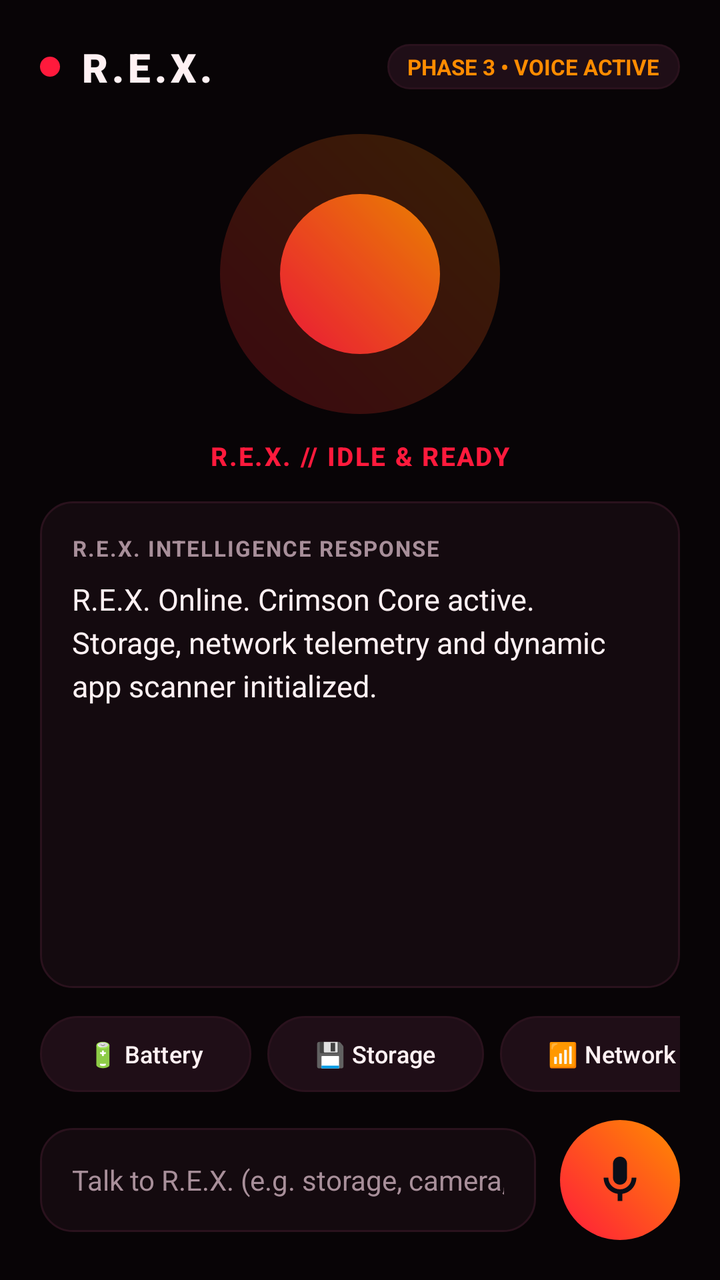
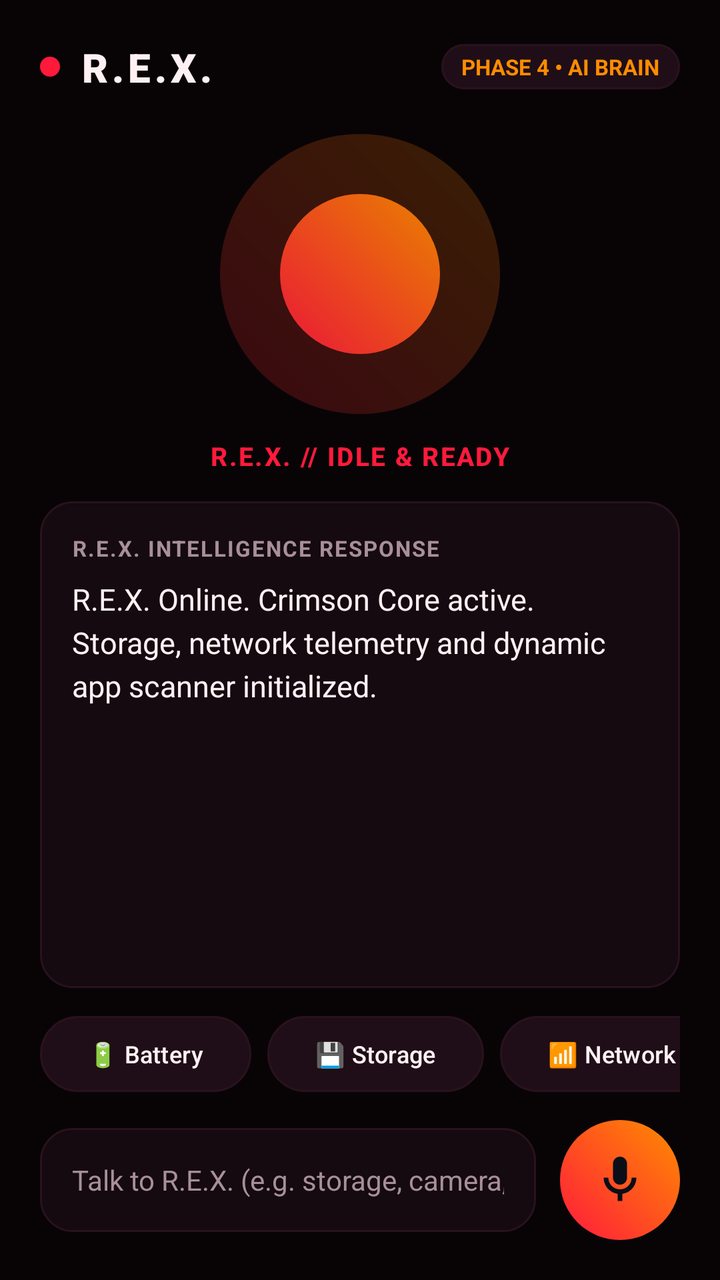

Screens rendered from an Android XML layout before and after an edit, with the pre-edit source and the edit as a unified diff.
<!-- AndroidManifest.xml: application theme Theme.PersonalAssistant -->
<!-- res/layout/activity_main.xml -->
<?xml version="1.0" encoding="utf-8"?>
<androidx.constraintlayout.widget.ConstraintLayout xmlns:android="http://schemas.android.com/apk/res/android"
    xmlns:app="http://schemas.android.com/apk/res-auto"
    xmlns:tools="http://schemas.android.com/tools"
    android:layout_width="match_parent"
    android:layout_height="match_parent"
    android:background="@color/bg_dark"
    android:padding="20dp">

    
    <LinearLayout
        android:id="@+id/headerLayout"
        android:layout_width="0dp"
        android:layout_height="wrap_content"
        android:gravity="center_vertical"
        android:orientation="horizontal"
        app:layout_constraintEnd_toEndOf="parent"
        app:layout_constraintStart_toStartOf="parent"
        app:layout_constraintTop_toTopOf="parent">

        <View
            android:id="@+id/statusIndicator"
            android:layout_width="10dp"
            android:layout_height="10dp"
            android:background="@drawable/chip_background"
            android:backgroundTint="@color/crimson_red" />

        <TextView
            android:id="@+id/tvAppTitle"
            android:layout_width="0dp"
            android:layout_height="wrap_content"
            android:layout_marginStart="10dp"
            android:layout_weight="1"
            android:fontFamily="sans-serif-black"
            android:letterSpacing="0.1"
            android:text="@string/app_name"
            android:textColor="@color/text_primary"
            android:textSize="20sp"
            android:textStyle="bold" />

        <TextView
            android:id="@+id/tvModeTag"
            android:layout_width="wrap_content"
            android:layout_height="wrap_content"
            android:background="@drawable/chip_background"
            android:paddingHorizontal="10dp"
            android:paddingVertical="4dp"
            android:text="PHASE 3 • VOICE ACTIVE"
            android:textColor="@color/ember_orange"
            android:textSize="11sp"
            android:textStyle="bold" />
    </LinearLayout>

    
    <FrameLayout
        android:id="@+id/orbContainer"
        android:layout_width="140dp"
        android:layout_height="140dp"
        android:layout_marginTop="20dp"
        app:layout_constraintEnd_toEndOf="parent"
        app:layout_constraintStart_toStartOf="parent"
        app:layout_constraintTop_toBottomOf="@id/headerLayout">

        
        <View
            android:id="@+id/orbOuterRing"
            android:layout_width="match_parent"
            android:layout_height="match_parent"
            android:background="@drawable/mic_button_background"
            android:alpha="0.2" />

        
        <View
            android:id="@+id/orbCore"
            android:layout_width="80dp"
            android:layout_height="80dp"
            android:layout_gravity="center"
            android:background="@drawable/mic_button_background"
            android:alpha="0.9" />
    </FrameLayout>

    <TextView
        android:id="@+id/tvStatus"
        android:layout_width="wrap_content"
        android:layout_height="wrap_content"
        android:layout_marginTop="12dp"
        android:fontFamily="sans-serif-medium"
        android:letterSpacing="0.06"
        android:text="@string/status_idle"
        android:textColor="@color/crimson_red"
        android:textSize="13sp"
        android:textStyle="bold"
        app:layout_constraintEnd_toEndOf="parent"
        app:layout_constraintStart_toStartOf="parent"
        app:layout_constraintTop_toBottomOf="@id/orbContainer" />

    
    <LinearLayout
        android:id="@+id/cardResponse"
        android:layout_width="0dp"
        android:layout_height="0dp"
        android:layout_marginVertical="14dp"
        android:background="@drawable/card_background"
        android:orientation="vertical"
        android:padding="16dp"
        app:layout_constraintBottom_toTopOf="@id/quickActionsScroll"
        app:layout_constraintEnd_toEndOf="parent"
        app:layout_constraintStart_toStartOf="parent"
        app:layout_constraintTop_toBottomOf="@id/tvStatus">

        <TextView
            android:layout_width="wrap_content"
            android:layout_height="wrap_content"
            android:letterSpacing="0.06"
            android:text="R.E.X. INTELLIGENCE RESPONSE"
            android:textColor="@color/text_secondary"
            android:textSize="11sp"
            android:textStyle="bold" />

        <ScrollView
            android:layout_width="match_parent"
            android:layout_height="match_parent"
            android:layout_marginTop="8dp">

            <TextView
                android:id="@+id/tvOutput"
                android:layout_width="match_parent"
                android:layout_height="wrap_content"
                android:lineSpacingExtra="4dp"
                android:text="R.E.X. Online. Crimson Core active. Storage, network telemetry and dynamic app scanner initialized."
                android:textColor="@color/text_primary"
                android:textSize="15sp" />
        </ScrollView>
    </LinearLayout>

    
    <HorizontalScrollView
        android:id="@+id/quickActionsScroll"
        android:layout_width="0dp"
        android:layout_height="wrap_content"
        android:layout_marginBottom="14dp"
        android:scrollbars="none"
        app:layout_constraintBottom_toTopOf="@id/inputBarLayout"
        app:layout_constraintEnd_toEndOf="parent"
        app:layout_constraintStart_toStartOf="parent">

        <LinearLayout
            android:layout_width="wrap_content"
            android:layout_height="wrap_content"
            android:orientation="horizontal">

            <Button
                android:id="@+id/btnBattery"
                style="@style/Widget.Material3.Button.TonalButton"
                android:layout_width="wrap_content"
                android:layout_height="38dp"
                android:layout_marginEnd="8dp"
                android:background="@drawable/chip_background"
                android:text="🔋 Battery"
                android:textColor="@color/text_primary"
                android:textSize="12sp"
                app:backgroundTint="@null" />

            <Button
                android:id="@+id/btnStorage"
                style="@style/Widget.Material3.Button.TonalButton"
                android:layout_width="wrap_content"
                android:layout_height="38dp"
                android:layout_marginEnd="8dp"
                android:background="@drawable/chip_background"
                android:text="💾 Storage"
                android:textColor="@color/text_primary"
                android:textSize="12sp"
                app:backgroundTint="@null" />

            <Button
                android:id="@+id/btnNetwork"
                style="@style/Widget.Material3.Button.TonalButton"
                android:layout_width="wrap_content"
                android:layout_height="38dp"
                android:layout_marginEnd="8dp"
                android:background="@drawable/chip_background"
                android:text="📶 Network"
                android:textColor="@color/text_primary"
                android:textSize="12sp"
                app:backgroundTint="@null" />

            <Button
                android:id="@+id/btnAppScan"
                style="@style/Widget.Material3.Button.TonalButton"
                android:layout_width="wrap_content"
                android:layout_height="38dp"
                android:layout_marginEnd="8dp"
                android:background="@drawable/chip_background"
                android:text="📱 Index Apps"
                android:textColor="@color/text_primary"
                android:textSize="12sp"
                app:backgroundTint="@null" />

            <Button
                android:id="@+id/btnWifi"
                style="@style/Widget.Material3.Button.TonalButton"
                android:layout_width="wrap_content"
                android:layout_height="38dp"
                android:layout_marginEnd="8dp"
                android:background="@drawable/chip_background"
                android:text="⚙️ Wi-Fi Panel"
                android:textColor="@color/text_primary"
                android:textSize="12sp"
                app:backgroundTint="@null" />

            <Button
                android:id="@+id/btnSafetyDemo"
                style="@style/Widget.Material3.Button.TonalButton"
                android:layout_width="wrap_content"
                android:layout_height="38dp"
                android:background="@drawable/chip_background"
                android:text="🛡️ Safety Test"
                android:textColor="@color/crimson_red"
                android:textSize="12sp"
                app:backgroundTint="@null" />
        </LinearLayout>
    </HorizontalScrollView>

    
    <LinearLayout
        android:id="@+id/inputBarLayout"
        android:layout_width="0dp"
        android:layout_height="wrap_content"
        android:gravity="center_vertical"
        android:orientation="horizontal"
        app:layout_constraintBottom_toBottomOf="parent"
        app:layout_constraintEnd_toEndOf="parent"
        app:layout_constraintStart_toStartOf="parent">

        
        <EditText
            android:id="@+id/etCommand"
            android:layout_width="0dp"
            android:layout_height="52dp"
            android:layout_marginEnd="12dp"
            android:layout_weight="1"
            android:background="@drawable/card_background"
            android:hint="Talk to R.E.X. (e.g. storage, camera, network)..."
            android:imeOptions="actionDone"
            android:inputType="text"
            android:paddingHorizontal="16dp"
            android:textColor="@color/text_primary"
            android:textColorHint="@color/text_secondary"
            android:textSize="14sp" />

        
        <ImageButton
            android:id="@+id/btnMic"
            android:layout_width="60dp"
            android:layout_height="60dp"
            android:background="@drawable/mic_button_background"
            android:contentDescription="@string/action_tap_to_speak"
            android:src="@drawable/ic_mic" />
    </LinearLayout>

</androidx.constraintlayout.widget.ConstraintLayout>
<!-- resources referenced by this layout -->
<resources>
  <color name="bg_dark">#080406</color>
  <color name="crimson_red">#FF1A3C</color>
  <color name="ember_orange">#FF8C00</color>
  <color name="text_primary">#FFF1F3</color>
  <color name="text_secondary">#A88F9A</color>
  <!-- drawable card_background (drawable) -->
  <?xml version="1.0" encoding="utf-8"?>
  <shape xmlns:android="http://schemas.android.com/apk/res/android"
      android:shape="rectangle">
      <solid android:color="@color/card_bg" />
      <corners android:radius="16dp" />
      <stroke
          android:width="1dp"
          android:color="@color/card_border" />
  </shape>
  <!-- drawable chip_background (drawable) -->
  <?xml version="1.0" encoding="utf-8"?>
  <ripple xmlns:android="http://schemas.android.com/apk/res/android"
      android:color="#4DFF1A3C">
      <item>
          <shape android:shape="rectangle">
              <solid android:color="@color/card_inner" />
              <corners android:radius="24dp" />
              <stroke
                  android:width="1dp"
                  android:color="@color/card_border" />
          </shape>
      </item>
  </ripple>
  <!-- drawable ic_mic (drawable) -->
  <?xml version="1.0" encoding="utf-8"?>
  <vector xmlns:android="http://schemas.android.com/apk/res/android"
      android:width="28dp"
      android:height="28dp"
      android:viewportWidth="24"
      android:viewportHeight="24">
      <path
          android:fillColor="#0A0E17"
          android:pathData="M12,14c1.66,0 3,-1.34 3,-3V5c0,-1.66 -1.34,-3 -3,-3S9,3.34 9,5v6c0,1.66 1.34,3 3,3z" />
      <path
          android:fillColor="#0A0E17"
          android:pathData="M17,11c0,2.76 -2.24,5 -5,5s-5,-2.24 -5,-5H5c0,3.53 2.61,6.43 6,6.92V21h2v-3.08c3.39,-0.49 6,-3.39 6,-6.92h-2z" />
  </vector>
  <!-- drawable mic_button_background (drawable) -->
  <?xml version="1.0" encoding="utf-8"?>
  <ripple xmlns:android="http://schemas.android.com/apk/res/android"
      android:color="#66FF1A3C">
      <item>
          <shape android:shape="oval">
              <gradient
                  android:angle="45"
                  android:startColor="@color/crimson_red"
                  android:endColor="@color/ember_orange"
                  android:type="linear" />
              <size
                  android:width="76dp"
                  android:height="76dp" />
          </shape>
      </item>
  </ripple>
  <string name="action_tap_to_speak">Tap to speak or type command to R.E.X.</string>
  <string name="app_name">R.E.X.</string>
  <string name="status_idle">R.E.X. // IDLE &amp; READY</string>
  <style name="Theme.PersonalAssistant" parent="Theme.Material3.Dark.NoActionBar">
          <item name="android:statusBarColor">@color/bg_dark</item>
          <item name="android:navigationBarColor">@color/bg_dark</item>
          <item name="android:windowBackground">@color/bg_dark</item>
          <item name="colorPrimary">@color/crimson_red</item>
          <item name="colorSecondary">@color/ember_orange</item>
          <item name="colorSurface">@color/card_bg</item>
          <item name="colorOnSurface">@color/text_primary</item>
      </style>
  <color name="card_bg">#140A0F</color>
  <color name="card_border">#2A121D</color>
  <color name="card_inner">#1F0E17</color>
</resources>

<!-- the commit's change to res/layout/activity_main.xml (unified diff, before → after) -->
@@ -45,7 +45,7 @@
             android:background="@drawable/chip_background"
             android:paddingHorizontal="10dp"
             android:paddingVertical="4dp"
-            android:text="PHASE 3 • VOICE ACTIVE"
+            android:text="PHASE 4 • AI BRAIN"
             android:textColor="@color/ember_orange"
             android:textSize="11sp"
             android:textStyle="bold" />
@@ -206,6 +206,18 @@
                 android:background="@drawable/chip_background"
                 android:text="⚙️ Wi-Fi Panel"
                 android:textColor="@color/text_primary"
+                android:textSize="12sp"
+                app:backgroundTint="@null" />
+
+            <Button
+                android:id="@+id/btnBrainConfig"
+                style="@style/Widget.Material3.Button.TonalButton"
+                android:layout_width="wrap_content"
+                android:layout_height="38dp"
+                android:layout_marginEnd="8dp"
+                android:background="@drawable/chip_background"
+                android:text="🧠 AI Brain"
+                android:textColor="@color/ember_orange"
                 android:textSize="12sp"
                 app:backgroundTint="@null" />
 
